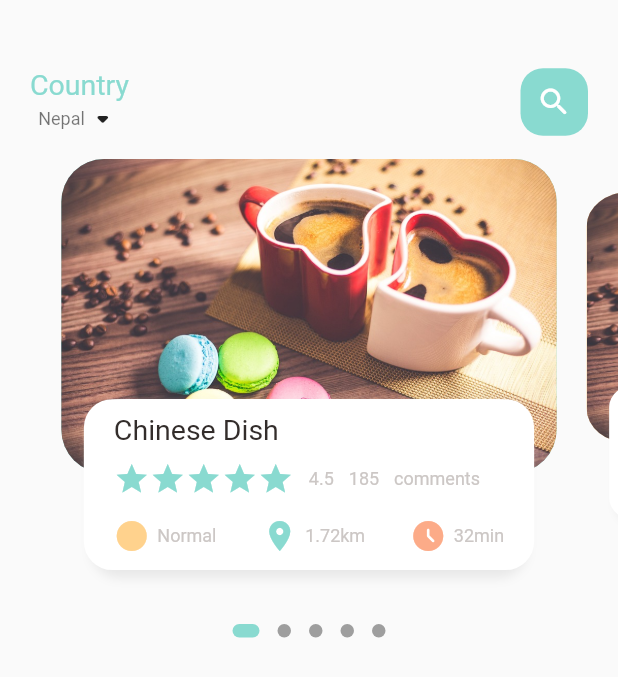
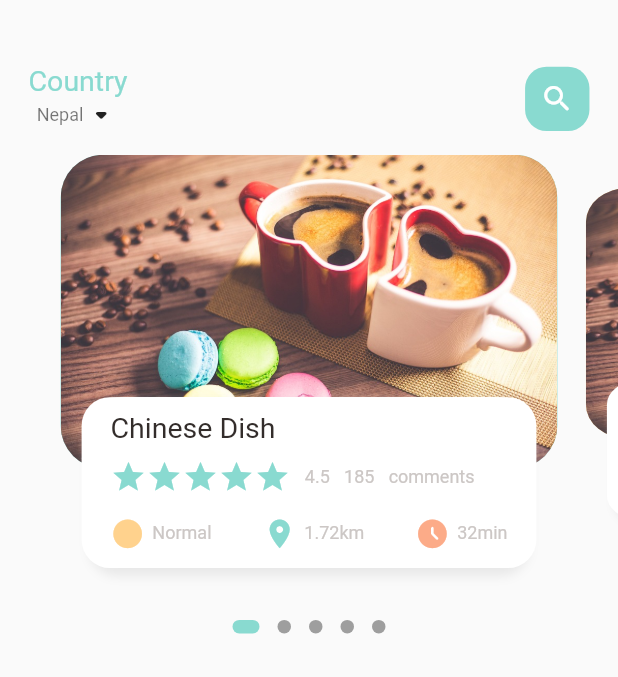
Before and after one commit to AlikoGrace/food_delivery_project, a Flutter app: the screen it shows after launch, on a phone screen of 412 x 824 dp. Shown: the top 677 px of the screen. Run offline on Flutter 3.47's test engine with Material 2 defaults, Android fonts, the phone set to English and light mode, and no system bars; drawn by our look-alikes of dots_indicator; our stand-ins replace get.

Commit message:
Fininshed up on making the hard codded values responsive

```diff
--- a/lib/dimentions.dart
+++ b/lib/dimentions.dart
@@ -6,16 +6,30 @@ class Dimentions {
 
   //3.94 here will be used as a constant, or scaller it
   // it is gotten from the screen height 866/220 the (pageview container size
+
   static double pageContainer = screenHeight / 2.71;
   static double pageViewContainer = screenHeight / 3.94;
   static double pageViewTextContainer = screenHeight / 7.23;
+
+  //Screen Height
   static double Height10 = screenHeight / 86.6;
   static double Height20 = screenHeight / 43.3;
   static double Height15 = screenHeight / 57.7;
+  static double Height30 = screenHeight / 28.9;
+  static double Height45 = screenHeight / 19.2;
+
+  //Screen Width
+  static double width10 = screenHeight / 86.6;
+  static double width20 = screenHeight / 43.3;
+  static double width15 = screenHeight / 57.7;
+  static double width30 = screenHeight / 28.9;
 
   //866/120
 
   static double font20 = screenHeight / 43.3;
   static double raduis20 = screenHeight / 43.3;
   static double raduis30 = screenHeight / 28.9;
+  static double raduis15 = screenHeight / 57.7;
+
+  static double iconSize24 = screenHeight / 36;
 }
--- a/lib/home/food_page_body.dart
+++ b/lib/home/food_page_body.dart
@@ -90,7 +90,8 @@ class _FoodPageBodyState extends State<FoodPageBody> {
       child: Stack(
         children: [
           Container(
-            margin: EdgeInsets.only(left: 10, right: 10),
+            margin: EdgeInsets.only(
+                left: Dimentions.width10, right: Dimentions.width10),
             height: Dimentions.pageViewContainer,
             decoration: BoxDecoration(
               color: index.isEven ? Color(0xFF89dad0) : Color(0xFFffd28d),
@@ -104,7 +105,10 @@ class _FoodPageBodyState extends State<FoodPageBody> {
           Align(
             alignment: Alignment.bottomCenter,
             child: Container(
-              margin: EdgeInsets.only(left: 30, right: 30, bottom: 30),
+              margin: EdgeInsets.only(
+                  left: Dimentions.width30,
+                  right: Dimentions.width30,
+                  bottom: Dimentions.Height30),
               height: Dimentions.pageViewTextContainer,
               decoration: BoxDecoration(
                   color: Colors.white,
@@ -119,7 +123,9 @@ class _FoodPageBodyState extends State<FoodPageBody> {
                   ]),
               child: Container(
                   padding: EdgeInsets.only(
-                      right: 15, left: 15, top: Dimentions.Height10),
+                      right: Dimentions.width15,
+                      left: Dimentions.width15,
+                      top: Dimentions.Height10),
                   child: Column(
                     crossAxisAlignment: CrossAxisAlignment.start,
                     children: [
@@ -136,16 +142,16 @@ class _FoodPageBodyState extends State<FoodPageBody> {
                                     )),
                           ),
                           SizedBox(
-                            width: 10,
+                            width: Dimentions.width10,
                           ),
                           SmallText(text: '4.5'),
                           SizedBox(
-                            width: 10,
+                            width: Dimentions.width10,
                             //  actual width is 10
                           ),
                           SmallText(text: '185'),
                           SizedBox(
-                            width: 10,
+                            width: Dimentions.width10,
                           ),
                           SmallText(text: 'comments'),
                         ],
--- a/lib/home/main_home_page.dart
+++ b/lib/home/main_home_page.dart
@@ -3,6 +3,7 @@ import 'package:food_delivery_project/app_styles.dart';
 import 'package:food_delivery_project/widgets/big_text.dart';
 import 'package:food_delivery_project/widgets/small_text.dart';
 import 'food_page_body.dart';
+import 'package:food_delivery_project/dimentions.dart';
 
 class MainHomePage extends StatefulWidget {
   const MainHomePage({Key? key}) : super(key: key);
@@ -20,8 +21,10 @@ class _MainHomePageState extends State<MainHomePage> {
         children: [
           Container(),
           Container(
-            margin: EdgeInsets.only(top: 45, bottom: 15),
-            padding: EdgeInsets.only(left: 20, right: 20),
+            margin: EdgeInsets.only(
+                top: Dimentions.Height45, bottom: Dimentions.Height15),
+            padding: EdgeInsets.only(
+                left: Dimentions.width20, right: Dimentions.width20),
             child: Row(
               mainAxisAlignment: MainAxisAlignment.spaceBetween,
               children: [
@@ -43,15 +46,16 @@ class _MainHomePageState extends State<MainHomePage> {
                   ],
                 ),
                 Container(
-                  height: 45,
-                  width: 45,
+                  height: Dimentions.Height45,
+                  width: Dimentions.Height45,
                   decoration: BoxDecoration(
                     color: kMainColor,
-                    borderRadius: BorderRadius.circular(15),
+                    borderRadius: BorderRadius.circular(Dimentions.raduis15),
                   ),
                   child: Icon(
                     Icons.search_rounded,
                     color: Colors.white,
+                    size: Dimentions.iconSize24,
                   ),
                 )
               ],
--- a/lib/widgets/icon_and_text_widget.dart
+++ b/lib/widgets/icon_and_text_widget.dart
@@ -1,5 +1,6 @@
 import 'package:flutter/material.dart';
 import 'small_text.dart';
+import 'package:food_delivery_project/dimentions.dart';
 
 class IconTextWidget extends StatelessWidget {
   final String text;
@@ -15,6 +16,7 @@ class IconTextWidget extends StatelessWidget {
         Icon(
           icon,
           color: iconColor,
+          size: Dimentions.iconSize24,
         ),
         SizedBox(
           width: 5,
```
